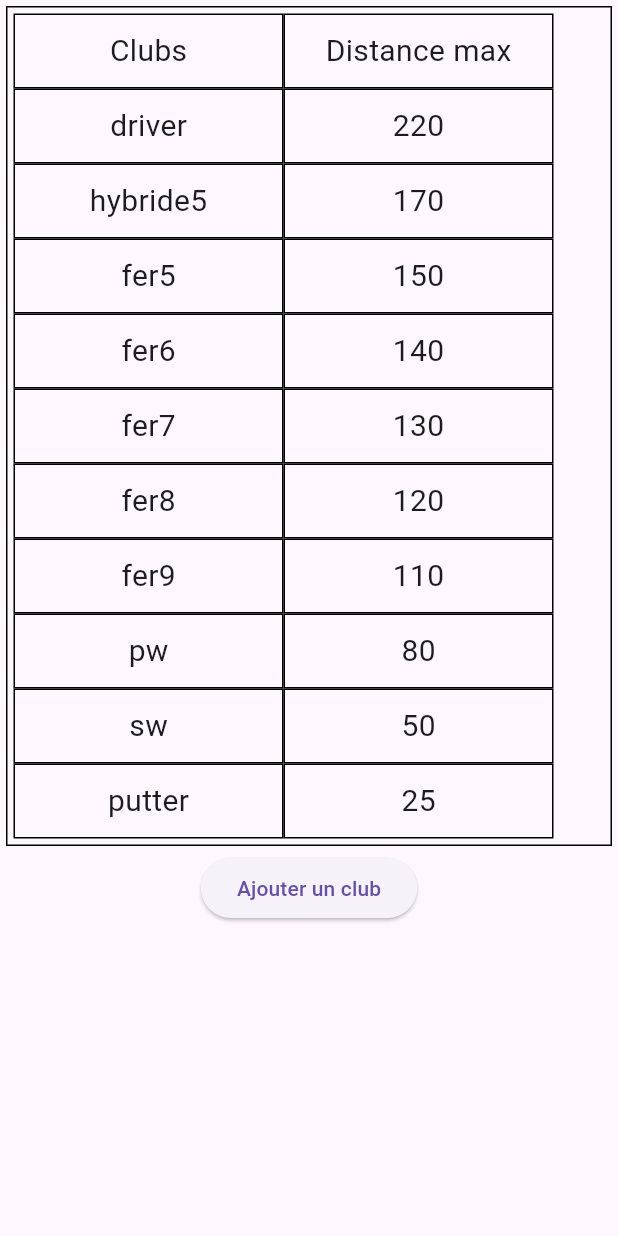
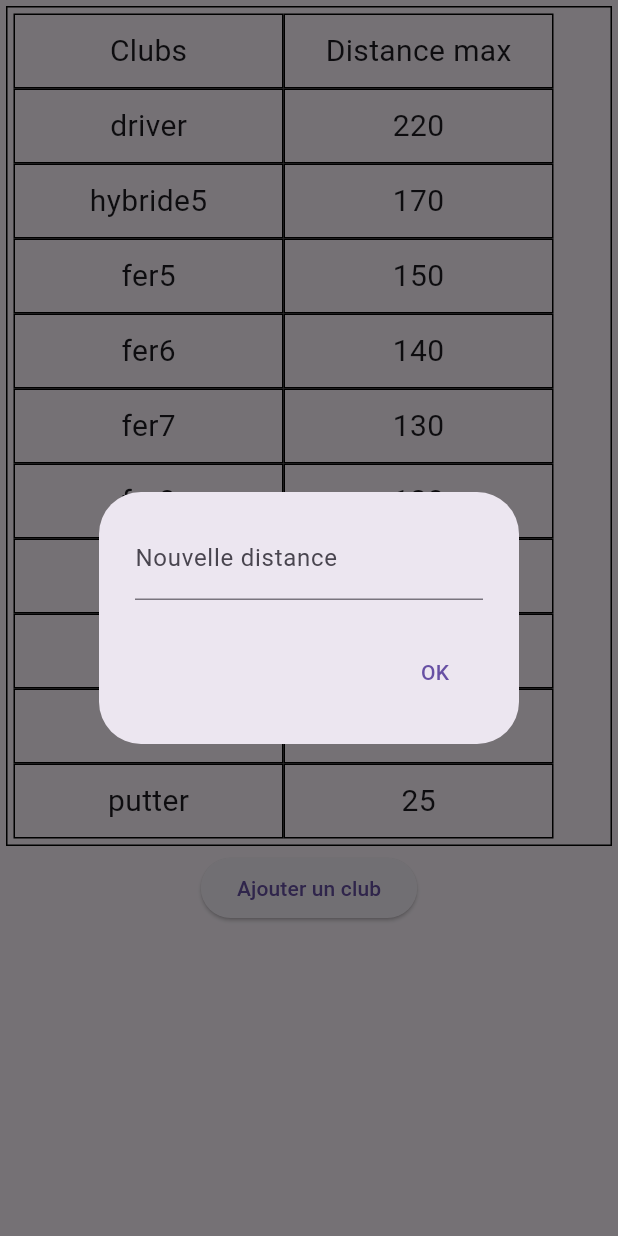
Before and after one commit to Malo-Archimbaud/Caddie, a Flutter app: the StatsWidget widget shown alone on an empty page, opened directly, after a tap on "220", on a phone screen of 412 x 824 dp. Run offline on Flutter 3.47's test engine with Material 3 defaults, Android fonts, the phone set to English and light mode, and no system bars; our stand-ins replace geolocator, go_router.

Commit message:
Add a club and change a club distance

```diff
--- a/src/caddie/lib/widgets/stats_widget.dart
+++ b/src/caddie/lib/widgets/stats_widget.dart
@@ -10,9 +10,12 @@ class StatsWidget extends StatefulWidget {
 }
 
 class _StatsWidgetState extends State<StatsWidget> {
+  late Player player;
+
   @override
-  Widget build(BuildContext context) {
-    Player player = Player(
+  void initState() {
+    super.initState();
+    player = Player(
       name: 'Malo',
       clubs: [
         Clubs.driver,
@@ -28,7 +31,10 @@ class _StatsWidgetState extends State<StatsWidget> {
       ],
       maxDistances: [220, 170, 150, 140, 130, 120, 110, 80, 50, 25],
     );
+  }
 
+  @override
+  Widget build(BuildContext context) {
     return Column(
       children: [
         decorator(Column(children: [
@@ -39,8 +45,36 @@ class _StatsWidgetState extends State<StatsWidget> {
               cell(
                   text: player.maxDistances[i].toString(),
                   onPressed: () {
+                    // When the user taps on a distance, he can type the new distance
+                    showDialog(
+                        context: context,
+                        builder: (BuildContext context) {
+                          final TextEditingController controller = TextEditingController();
+                          return AlertDialog(
+                            content: TextFormField(
+                              controller: controller,
+                              decoration: const InputDecoration(
+                                  labelText: 'Nouvelle distance'),
+                              keyboardType: TextInputType.number,
+                              onFieldSubmitted: (value) {
                                 setState(() {
-                  player.increaseDistance(i);
+                                  player.maxDistances[i] = int.parse(value);
+                                });
+                                Navigator.of(context).pop();
+                              },
+                            ),
+                            actions: [
+                              TextButton(
+                                onPressed: () {
+                                  setState(() {
+                                    player.maxDistances[i] = int.parse(controller.text);
+                                  });
+                                  Navigator.of(context).pop();
+                                },
+                                child: const Text('OK'),
+                              ),
+                            ],
+                          );
                         });
                   })
             ]),
@@ -51,7 +85,7 @@ class _StatsWidgetState extends State<StatsWidget> {
                 context: context,
                 builder: (BuildContext context) {
                   return AlertDialog(
-                content: addClubScreen(player),
+                    content: addClubScreen(),
                   );
                 });
           },
@@ -83,26 +117,30 @@ class _StatsWidgetState extends State<StatsWidget> {
     );
   }
 
-  Widget addClubScreen(Player player) {
-    String clubName = '';
-    String maxDistance = '';
+  Widget addClubScreen() {
+    final TextEditingController clubNameController = TextEditingController();
+    final TextEditingController maxDistanceController = TextEditingController();
+
     return Column(
+      mainAxisSize: MainAxisSize.min,
       children: [
         TextFormField(
+          controller: clubNameController,
           decoration: const InputDecoration(labelText: 'Nom du club'),
-          onChanged: (value) {
-            clubName = value;
-          },
         ),
         TextFormField(
+          controller: maxDistanceController,
           decoration: const InputDecoration(labelText: 'Distance max'),
-          onChanged: (value) {
-            maxDistance = value;
-          },
+          keyboardType: TextInputType.number,
         ),
         ElevatedButton(
           onPressed: () {
-            player.addClub(clubName, maxDistance);
+            setState(() {
+              player.addClub(
+                clubNameController.text,
+                maxDistanceController.text,
+              );
+            });
             Navigator.of(context).pop();
           },
           child: const Text('Ajouter'),
```
Lines whose indentation alone changed are shown as unchanged.
